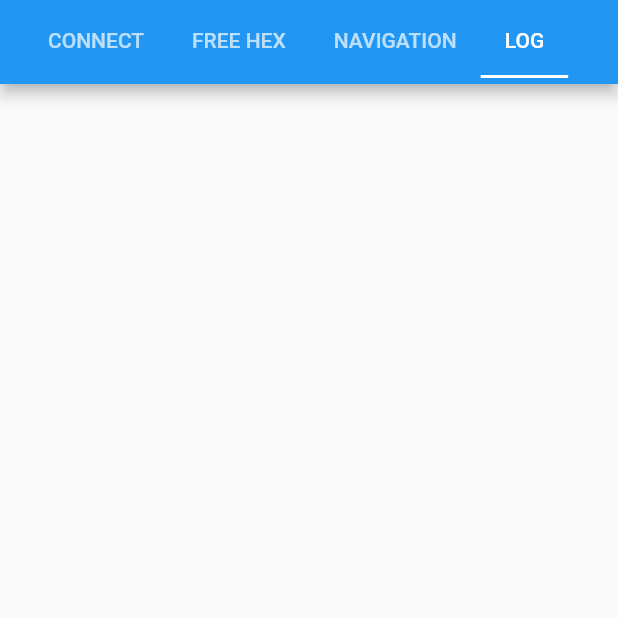
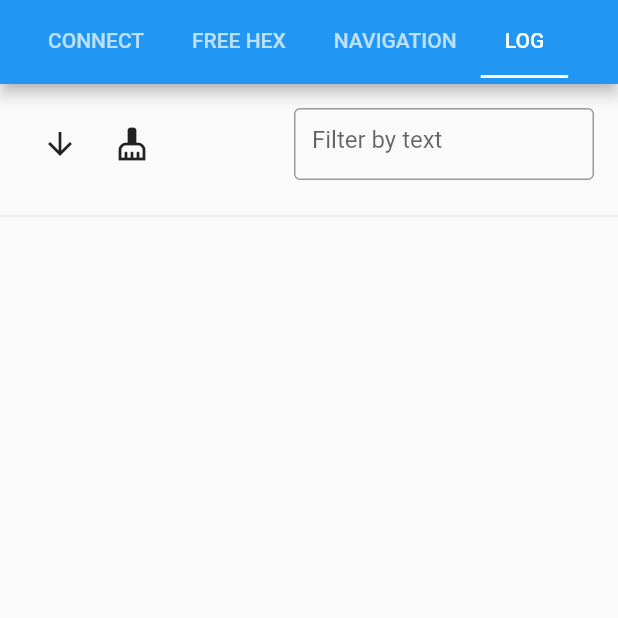
Before and after one commit to koso-app/flutter-kosometer-sample, a Flutter app: the screen it shows after launch, tab 4 chosen, on a phone screen of 412 x 824 dp, the top half of it. Run offline on Flutter 3.47's test engine with Material 2 defaults, Android fonts, the phone set to English and light mode, and no system bars; our stand-ins replace fluttertoast, geolocator, permission_handler, shared_preferences, string_validator; generated files the repository leaves out were written again.

```diff
--- a/lib/screen/page-freehex.dart
+++ b/lib/screen/page-freehex.dart
@@ -1,6 +1,7 @@
 import 'package:flutter/material.dart';
 import 'package:fluttertoast/fluttertoast.dart';
 import 'package:kosometer/channel/flutter-talkie.dart';
+import 'package:kosometer/manager/connect-manager.dart';
 import 'package:kosometer/transaction/kawasaki/freehex.dart';
 import 'package:string_validator/string_validator.dart';
 
@@ -44,12 +45,16 @@ class _PageFreeHexState extends State<PageFreeHex> {
                 width: 200,
                 child: ElevatedButton(
                     onPressed: () {
-                      var text = fieldController.text;
-                      if (isHexadecimal(text)) {
-                        var cmd = FreeHexKawasaki(text);
-                        talkie.sendFreeHexKawasaki(cmd);
-                      }else{
-                        Fluttertoast.showToast(msg: 'invalid hex');
+                      if(connectManager.state != ConnectState.Connected){
+                        Fluttertoast.showToast(msg: 'NO CONNECTION', backgroundColor: Colors.red);
+                      } else {
+                        var text = fieldController.text;
+                        if (isHexadecimal(text)) {
+                          var cmd = FreeHexKawasaki(text);
+                          talkie.sendFreeHexKawasaki(cmd);
+                        } else {
+                          Fluttertoast.showToast(msg: 'invalid hex');
+                        }
                       }
                     },
                     child: const Text('SEND'))),
--- a/lib/screen/page-log.dart
+++ b/lib/screen/page-log.dart
@@ -1,6 +1,7 @@
 import 'dart:async';
 
 import 'package:flutter/material.dart';
+import 'package:flutter/services.dart';
 import 'package:kosometer/manager/log-manager.dart';
 
 class PageLog extends StatefulWidget {
@@ -11,9 +12,13 @@ class PageLog extends StatefulWidget {
 }
 
 class _PageLogState extends State<PageLog> {
-  List<LogItem> list = LogManager.get().list;
-
+  List<LogItem> list = LogManager
+      .get()
+      .list;
   StreamSubscription<List<LogItem>>? sub;
+  bool sortDesc = true;
+  TextEditingController keywordController = TextEditingController();
+  String filterKeyword = '';
 
   @override
   void initState() {
@@ -27,10 +32,70 @@ class _PageLogState extends State<PageLog> {
 
   @override
   Widget build(BuildContext context) {
-    return ListView.builder(
-      itemCount: list.length,
+
+    var resultList = list.where((element) =>
+    element.title.toLowerCase().contains(filterKeyword.toLowerCase()) ||
+        element.content.toLowerCase().contains(filterKeyword.toLowerCase()))
+        .toList();
+    if (sortDesc) {
+      resultList.sort((a, b) =>( a.timestamp.compareTo(b.timestamp)));
+    }else{
+      resultList.sort((a, b) =>( b.timestamp.compareTo(a.timestamp)));
+    }
+    return Container(
+      height: double.infinity,
+      child: Column(
+        children: [
+          Padding(
+            padding: const EdgeInsets.all(16.0),
+            child: Container(
+              child: Row(children: [
+                IconButton(
+                    onPressed: () {
+                      setState(() {
+                        sortDesc = !sortDesc;
+                      });
+                    },
+                    icon: sortDesc ? const Icon(Icons.arrow_downward) : const Icon(Icons.arrow_upward)),
+                IconButton(
+                    onPressed: () {
+                      LogManager.get().clear();
+                    },
+                    icon: Icon(Icons.cleaning_services)),
+                const Spacer(),
+                SizedBox(
+                  width: 200,
+                  height: 48,
+                  child: TextField(
+                    maxLines: 1,
+                    controller: keywordController,
+                    decoration: InputDecoration(
+                        hintText: 'Filter by text',
+                        border: OutlineInputBorder(
+                          borderSide: BorderSide(
+                            color: Theme
+                                .of(context)
+                                .primaryColor,
+                            width: 1,
+                          ),
+                        )),
+                    onChanged: (text) {
+                      setState(() {
+                        filterKeyword = text.trim();
+                      });
+                    },
+                  ),
+                )
+              ]),
+            ),
+          ),
+          const Divider(),
+          Expanded(
+            flex: 1,
+            child: ListView.builder(
+              itemCount: resultList.length,
               itemBuilder: (BuildContext context, int index) {
-        var item = list[index];
+                var item = resultList[index];
                 var time = DateTime.fromMillisecondsSinceEpoch(item.timestamp);
 
                 return ListTile(
@@ -40,6 +105,10 @@ class _PageLogState extends State<PageLog> {
                   trailing: Text("${time.hour}:${time.minute}:${time.second}-${time.millisecond}"),
                 );
               },
+            ),
+          ),
+        ],
+      ),
     );
   }
 
@@ -50,9 +119,9 @@ class _PageLogState extends State<PageLog> {
   }
 
   IconData? getIcon(LogItem item) {
-    if(item.direction == 1){
+    if (item.direction == 1) {
       return Icons.arrow_back;
-    } else if(item.direction == 2){
+    } else if (item.direction == 2) {
       return Icons.arrow_forward;
     } else {
       return Icons.circle;
```
Also changed, not shown: 1 other file. Lines whose indentation alone changed are shown as unchanged.
